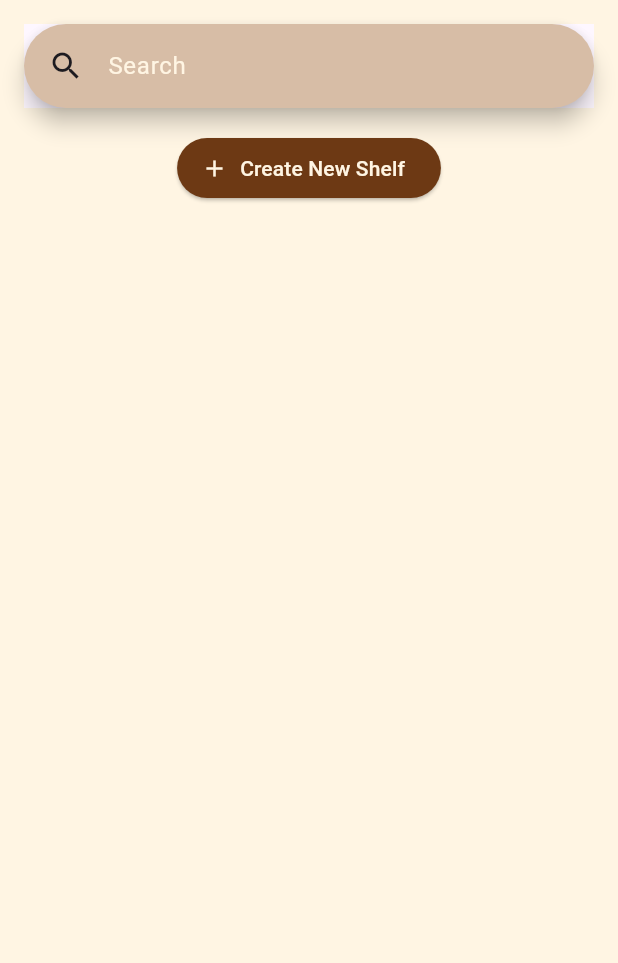
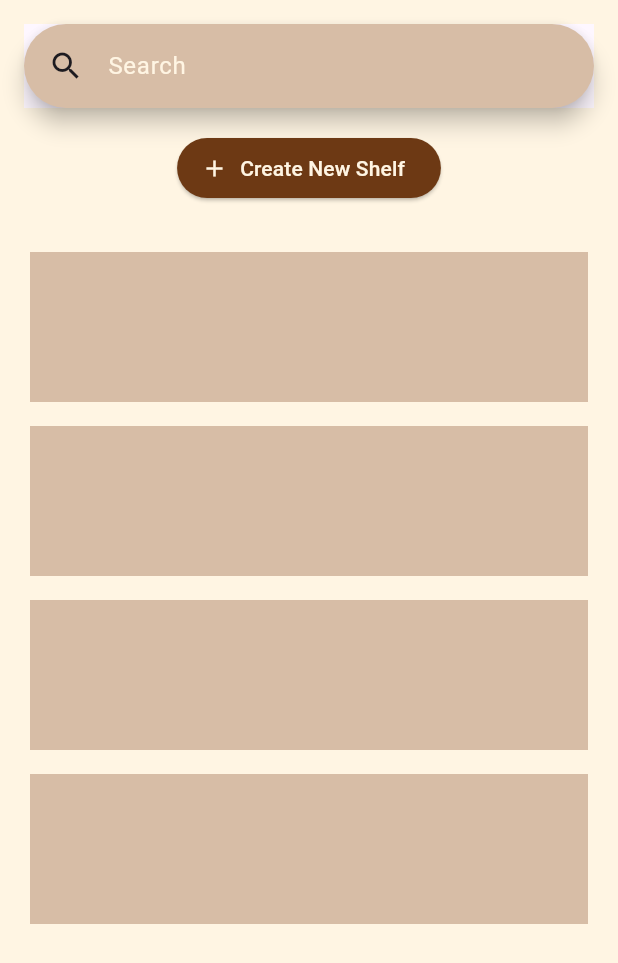
Before and after one commit to shadye-6/achlys, a Flutter app: the LibraryPage screen opened directly, on a phone screen of 412 x 824 dp. Shown: the top 963 px of the screen. Run offline on Flutter 3.47's test engine with Material 3 defaults, Android fonts, the phone set to English and light mode, and no system bars; our stand-ins replace curved_navigation_bar.

Commit message:
fourth commit

```diff
--- a/lib/main.dart
+++ b/lib/main.dart
@@ -1,4 +1,4 @@
-import 'package:achlys/pages/pagehavingbar.dart';
+import 'package:achlys/pages/mainpage.dart';
 import 'package:flutter/material.dart';
 
 void main() {
--- a/lib/pages/library.dart
+++ b/lib/pages/library.dart
@@ -1,5 +1,4 @@
 import 'package:achlys/colorThemes/colors.dart';
-import 'package:achlys/functions/shelves.dart';
 import 'package:achlys/widgets/createshelfbox.dart';
 import 'package:achlys/widgets/searchbar.dart';
 import 'package:flutter/material.dart';
@@ -12,6 +11,17 @@ class LibraryPage extends StatefulWidget {
 }
 
 class _LibraryPageState extends State<LibraryPage> {
+
+  final List myShelves = ['1', '2', '3', '4'];
+
+  void updateShelves(int oldIndex, int newIndex){
+    setState(() {
+      if (oldIndex < newIndex) newIndex--;
+
+      final String shelf = myShelves.removeAt(oldIndex);
+      myShelves.insert(newIndex, shelf);
+    });
+  }
 
   @override
   Widget build(BuildContext context) {
@@ -39,8 +49,18 @@ class _LibraryPageState extends State<LibraryPage> {
           Expanded(
             child: ReorderableListView(
               padding: const EdgeInsets.all(12),
-              onReorder: (oldIndex, newIndex) {},
+              onReorder: (oldIndex, newIndex) {updateShelves(oldIndex, newIndex);},
               children: [
+                for (final shelf in myShelves)
+                  Padding(
+                    key: ValueKey(shelf),
+                    padding: EdgeInsets.all(8),
+                    child: Container(
+                      color: colorThemes[0]['colorMed'],
+                      height: 100,
+                      width: double.infinity,
+                    ),
+                  )
               ],
             ),
           ),
```
Also changed, not shown: lib/functions/shelves.dart (+0 -11 lines).
